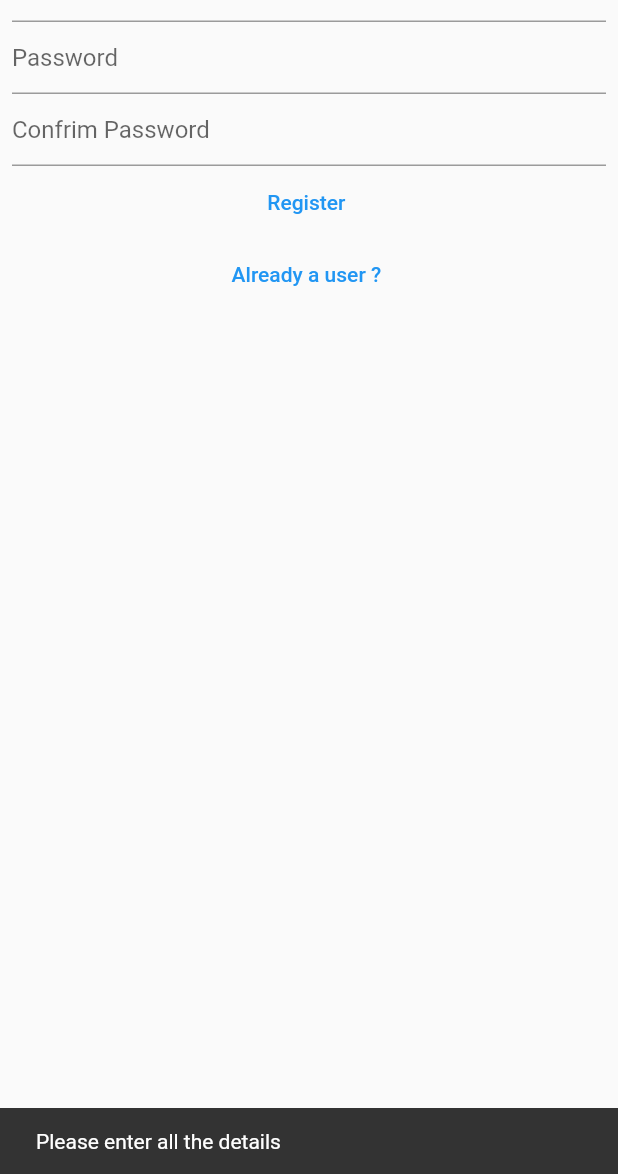
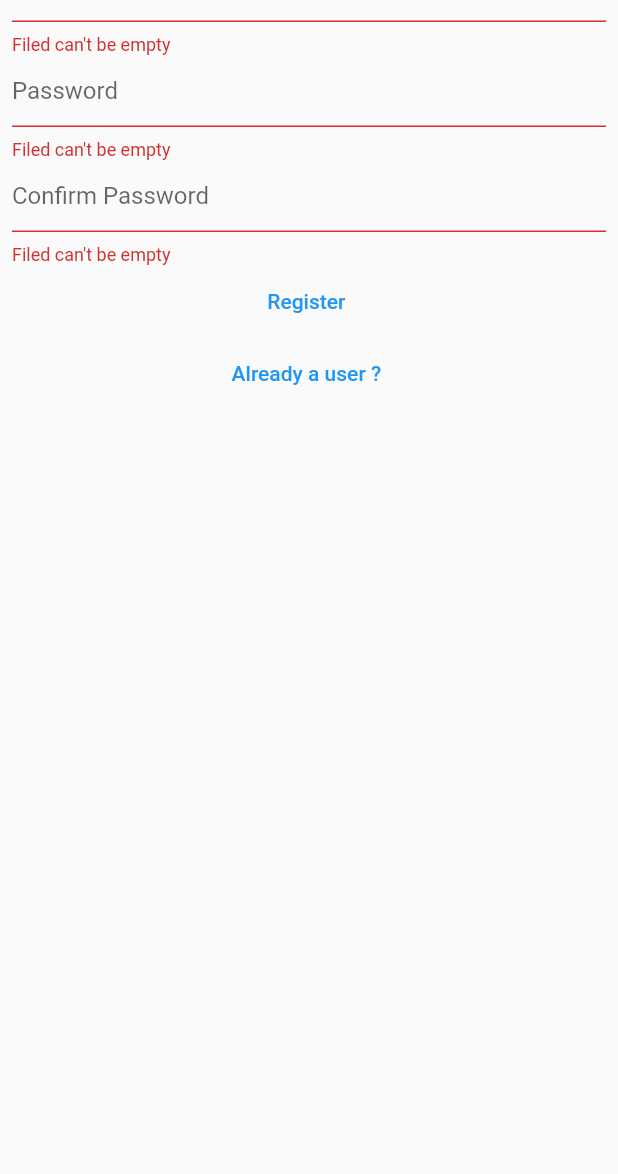
Before and after one commit to FlutterTechGuy/1st-Batch-Project-1, a Flutter app: the RegisterScreen screen opened directly, after a tap on "Register", on a phone screen of 412 x 824 dp, the part 62-1236 px from its top. Run offline on Flutter 3.47's test engine with Material 2 defaults, Android fonts, the phone set to English and light mode, and no system bars; our stand-ins replace firebase_auth, firebase_core; accounts and stored records are empty.

```diff
--- a/lib/src/features/auth/presentation/register_screen.dart
+++ b/lib/src/features/auth/presentation/register_screen.dart
@@ -9,6 +9,8 @@ class RegisterScreen extends StatelessWidget {
   RegisterScreen({super.key});
   final emailCtrl = TextEditingController();
   final passwordCtrl = TextEditingController();
+  final passwordCtrl2 = TextEditingController();
+  final _formKey = GlobalKey<FormState>();
 
   @override
   Widget build(BuildContext context) {
@@ -18,28 +20,69 @@ class RegisterScreen extends StatelessWidget {
           padding: const EdgeInsets.all(8.0),
           child: Column(
             children: [
+              Form(
+                key: _formKey,
+                child: Column(
+                  children: [
                     TextFormField(
                       controller: emailCtrl,
-                decoration: InputDecoration(hintText: 'Email'),
+                      decoration: const InputDecoration(hintText: 'Email'),
+                      validator: (String? value) {
+                        if (value!.isEmpty) {
+                          return "Filed can't be empty";
+                        }
+                        if (!RegExp(
+                                r"^[a-zA-Z0-9.a-zA-Z0-9.!#$%&'*+-/=?^_`{|}~]+@[a-zA-Z0-9]+\.[a-zA-Z]+")
+                            .hasMatch(value)) {
+                          return "enter a valid email";
+                        }
+
+                        return null;
+                      },
                     ),
                     TextFormField(
                       controller: passwordCtrl,
-                decoration: InputDecoration(
+                      decoration: const InputDecoration(
                         hintText: 'Password',
                       ),
+                      validator: (String? value) {
+                        if (value!.isEmpty) {
+                          return "Filed can't be empty";
+                        }
+                        if (value.length < 6) {
+                          return "Password too weak";
+                        }
+
+                        return null;
+                      },
                     ),
                     TextFormField(
-                controller: passwordCtrl,
-                decoration: InputDecoration(
-                  hintText: 'Confrim Password',
+                      controller: passwordCtrl2,
+                      decoration: const InputDecoration(
+                        hintText: 'Confirm Password',
+                      ),
+                      validator: (String? value) {
+                        if (value!.isEmpty) {
+                          return "Filed can't be empty";
+                        }
+                        if (value.length < 6) {
+                          return "Password too weak";
+                        }
+                        if (passwordCtrl.text.trim() != value) {
+                          return "Password didn't match!";
+                        }
+
+                        return null;
+                      },
+                    ),
+                  ],
                 ),
               ),
               TextButton(
                 onPressed: () async {
                   String email = emailCtrl.text.trim();
                   String pass = passwordCtrl.text.trim();
-                  if (AuthHelper.checkUserInputs(
-                      email: email, password: pass)) {
+                  if (_formKey.currentState!.validate()) {
                     final res = await context
                         .read<AuthProvider>()
                         .register(email: email, password: pass);
@@ -52,12 +95,9 @@ class RegisterScreen extends StatelessWidget {
                       ScaffoldMessenger.of(context)
                           .showSnackBar(SnackBar(content: Text(res)));
                     }
-                  } else {
-                    ScaffoldMessenger.of(context).showSnackBar(const SnackBar(
-                        content: Text("Please enter all the details")));
                   }
                 },
-                child: Text(
+                child: const Text(
                   "Register ",
                 ),
               ),
```
Also changed, not shown: lib/main.dart (+17 -4 lines), lib/src/features/auth/domain/auth_repo.dart (+5 -3 lines), lib/src/features/auth/domain/auth_repo_impl.dart (+17 -7 lines), lib/src/features/auth/presentation/login_screen.dart (+30 -7 lines), lib/src/features/auth/providers/auth_provider.dart (+39 -0 lines), lib/src/features/todo/presentation/todo_view_screen.dart (+20 -1 lines). Lines whose indentation alone changed are shown as unchanged.
